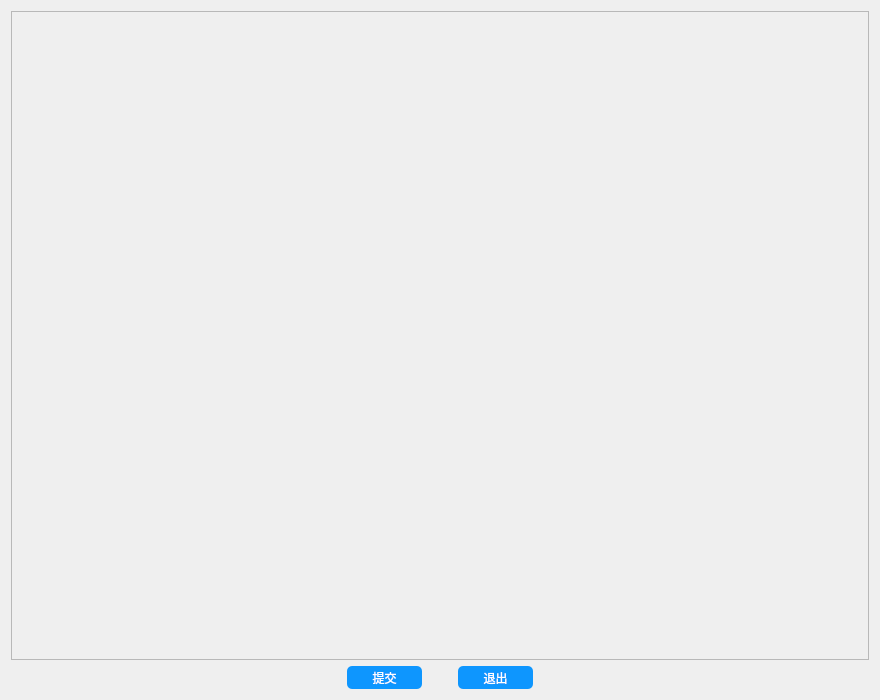
Old version of the form PatternKnowledgeEducationSystem/helper/patterntest.ui in the repository JosanSun/NewGenerationNetworkEducation.
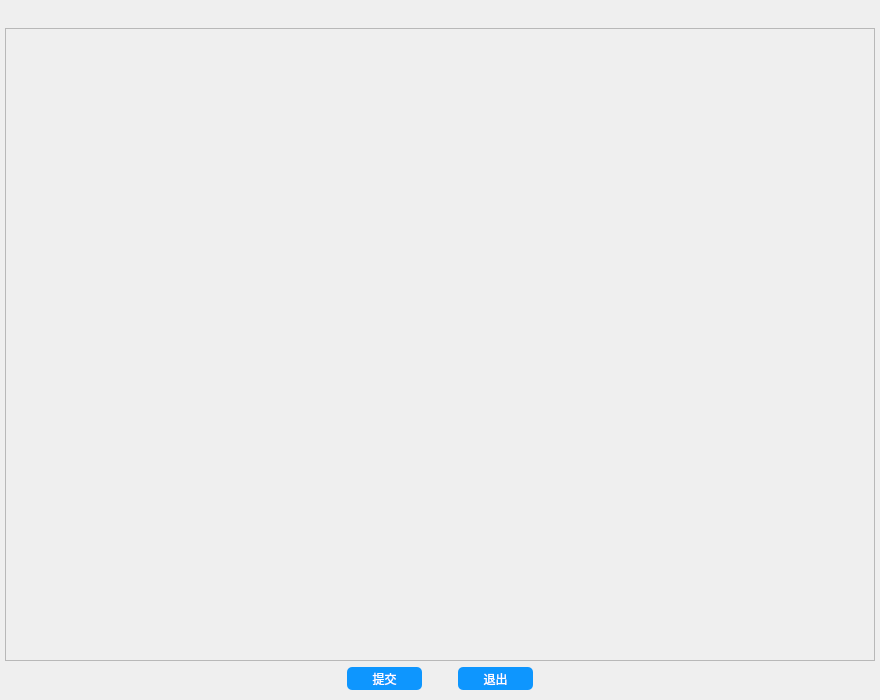
New version of the form.

```diff
--- a/PatternKnowledgeEducationSystem/helper/patterntest.ui
+++ b/PatternKnowledgeEducationSystem/helper/patterntest.ui
@@ -17,6 +17,88 @@
    <string notr="true">font: 11pt &quot;幼圆&quot;;</string>
   </property>
   <layout class="QVBoxLayout" name="verticalLayout">
+   <property name="leftMargin">
+    <number>0</number>
+   </property>
+   <property name="topMargin">
+    <number>0</number>
+   </property>
+   <property name="rightMargin">
+    <number>0</number>
+   </property>
+   <property name="bottomMargin">
+    <number>0</number>
+   </property>
+   <item>
+    <layout class="QHBoxLayout" name="horizontalLayout_3">
+     <property name="spacing">
+      <number>0</number>
+     </property>
+     <item>
+      <spacer name="horizontalSpacer_6">
+       <property name="orientation">
+        <enum>Qt::Horizontal</enum>
+       </property>
+       <property name="sizeHint" stdset="0">
+        <size>
+         <width>40</width>
+         <height>20</height>
+        </size>
+       </property>
+      </spacer>
+     </item>
+     <item>
+      <widget class="QPushButton" name="buttonMin">
+       <property name="styleSheet">
+        <string notr="true">QPushButton#buttonMin
+{
+    background-color:transparent;
+}</string>
+       </property>
+       <property name="text">
+        <string/>
+       </property>
+       <property name="flat">
+        <bool>true</bool>
+       </property>
+      </widget>
+     </item>
+     <item>
+      <widget class="QPushButton" name="buttonClose">
+       <property name="styleSheet">
+        <string notr="true">QPushButton#buttonClose
+{
+    background-color:transparent;
+}</string>
+       </property>
+       <property name="text">
+        <string/>
+       </property>
+       <property name="flat">
+        <bool>true</bool>
+       </property>
+      </widget>
+     </item>
+    </layout>
+   </item>
+   <item>
+    <layout class="QHBoxLayout" name="horizontalLayout_2">
+     <item>
+      <spacer name="horizontalSpacer_4">
+       <property name="orientation">
+        <enum>Qt::Horizontal</enum>
+       </property>
+       <property name="sizeType">
+        <enum>QSizePolicy::Fixed</enum>
+       </property>
+       <property name="sizeHint" stdset="0">
+        <size>
+         <width>5</width>
+         <height>20</height>
+        </size>
+       </property>
+      </spacer>
+     </item>
    <item>
     <widget class="QScrollArea" name="scrollArea">
      <property name="sizePolicy">
@@ -33,18 +115,39 @@
        <rect>
         <x>0</x>
         <y>0</y>
-        <width>860</width>
-        <height>649</height>
+          <width>854</width>
+          <height>625</height>
        </rect>
       </property>
      </widget>
     </widget>
    </item>
    <item>
+      <spacer name="horizontalSpacer_5">
+       <property name="orientation">
+        <enum>Qt::Horizontal</enum>
+       </property>
+       <property name="sizeType">
+        <enum>QSizePolicy::Fixed</enum>
+       </property>
+       <property name="sizeHint" stdset="0">
+        <size>
+         <width>5</width>
+         <height>20</height>
+        </size>
+       </property>
+      </spacer>
+     </item>
+    </layout>
+   </item>
+   <item>
     <layout class="QHBoxLayout" name="horizontalLayout">
      <property name="sizeConstraint">
       <enum>QLayout::SetMinimumSize</enum>
      </property>
+     <property name="bottomMargin">
+      <number>10</number>
+     </property>
      <item>
       <spacer name="horizontalSpacer_2">
        <property name="orientation">
```
Lines whose indentation alone changed are shown as unchanged.
